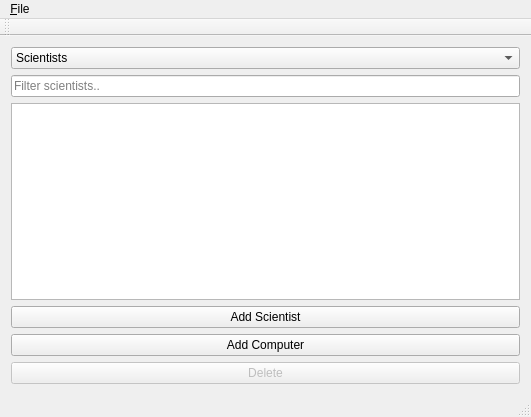
skulia15/Group36, file Group36W3/mainwindow.ui: the form before one commit.
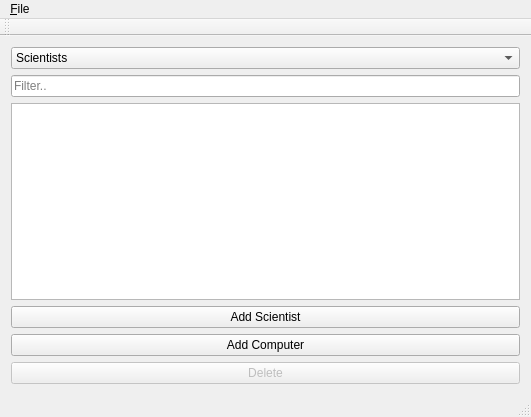
The form after the commit.

Commit message: Filter Computers virkni

```diff
--- a/Group36W3/mainwindow.ui
+++ b/Group36W3/mainwindow.ui
@@ -40,7 +40,7 @@
     <item>
      <widget class="QLineEdit" name="Input_Filter_Scientists">
       <property name="placeholderText">
-       <string>Filter scientists..</string>
+       <string>Filter..</string>
       </property>
      </widget>
     </item>
```
The commit also changes 3 other files.
